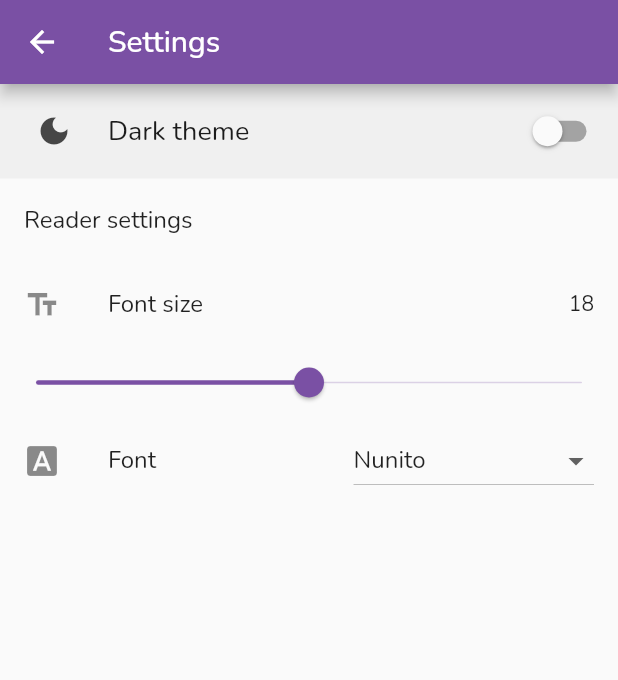
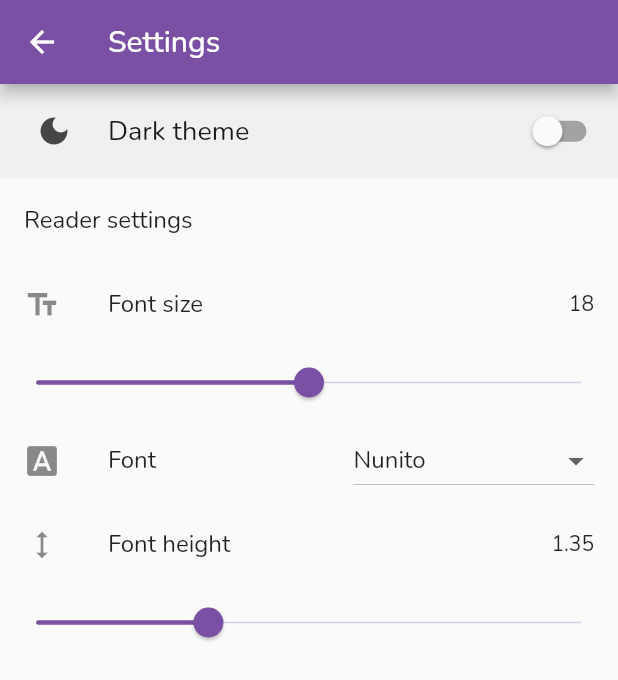
Before and after one commit to mayudev/scribblyapp, a Flutter app: the SettingsPage screen opened directly, on a phone screen of 412 x 824 dp. Shown: the top 680 px of the screen. Run offline on Flutter 3.47's test engine with Material 2 defaults, Android fonts, the phone set to English and light mode, and no system bars; drawn by our look-alikes of settings_ui; our stand-ins replace hive, hive_flutter; missing offline and left inert: universal_html; accounts and stored records are empty; network calls fail.

Commit message:
feat: add a setting to customize font height

```diff
--- a/lib/utils/util.dart
+++ b/lib/utils/util.dart
@@ -25,3 +25,7 @@ int getChapterId(String url) {
 int getAuthorId(String? url) {
   return getNovelId(url);
 }
+
+double calculateFontHeight(int value) {
+  return 1 + value * 0.05;
+}
--- a/lib/widgets/chapter_renderer.dart
+++ b/lib/widgets/chapter_renderer.dart
@@ -1,5 +1,6 @@
 import 'package:flutter/material.dart';
 import 'package:hive_flutter/hive_flutter.dart';
+import 'package:scribbly/utils/util.dart';
 import 'package:scribbly/widgets/chapter/node_renderer.dart';
 import 'package:universal_html/html.dart' as html;
 
@@ -21,6 +22,8 @@ class ChapterRenderer extends StatelessWidget {
             style: TextStyle(
               fontFamily: box.get('fontFamily', defaultValue: 'Nunito'),
               color: Theme.of(context).textTheme.bodyMedium!.color,
+              height: calculateFontHeight(
+                  box.get('fontHeight', defaultValue: 7).toDouble().round()),
               fontSize: box.get('fontSize', defaultValue: 18.0).toDouble(),
             ),
             child: Padding(
--- a/lib/widgets/reader_settings.dart
+++ b/lib/widgets/reader_settings.dart
@@ -1,5 +1,6 @@
 import 'package:flutter/material.dart';
 import 'package:hive_flutter/hive_flutter.dart';
+import 'package:scribbly/utils/util.dart';
 
 class ReaderSettings extends StatelessWidget {
   const ReaderSettings({Key? key, required this.settings, required this.reader})
@@ -11,6 +12,7 @@ class ReaderSettings extends StatelessWidget {
   @override
   Widget build(BuildContext context) {
     var fontSize = settings.get('fontSize', defaultValue: 18.0).toDouble();
+    var fontHeight = settings.get('fontHeight', defaultValue: 7).toDouble();
 
     return SliderTheme(
       data: const SliderThemeData().copyWith(
@@ -50,7 +52,20 @@ class ReaderSettings extends StatelessWidget {
             value: settings.get('fontFamily', defaultValue: 'Nunito'),
             items: _buildDropdownItems(),
           ),
-        )
+        ),
+        ListTile(
+          leading: const Icon(Icons.height),
+          title: const Text('Font height'),
+          trailing:
+              Text(calculateFontHeight(fontHeight.round()).toStringAsFixed(2)),
+        ),
+        Slider(
+            min: 1,
+            max: 20,
+            value: fontHeight,
+            onChanged: (value) {
+              settings.put('fontHeight', value.round());
+            })
       ]),
     );
   }
```
